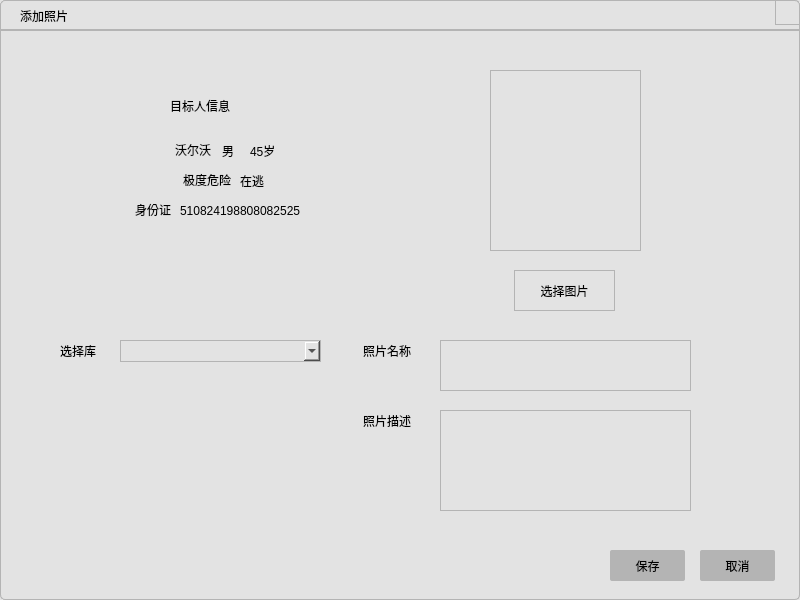
The window that UIModule/addtargetpersonimage.ui (zhangjianscc/ZMClient) describes before a commit, drawn with Qt 5.
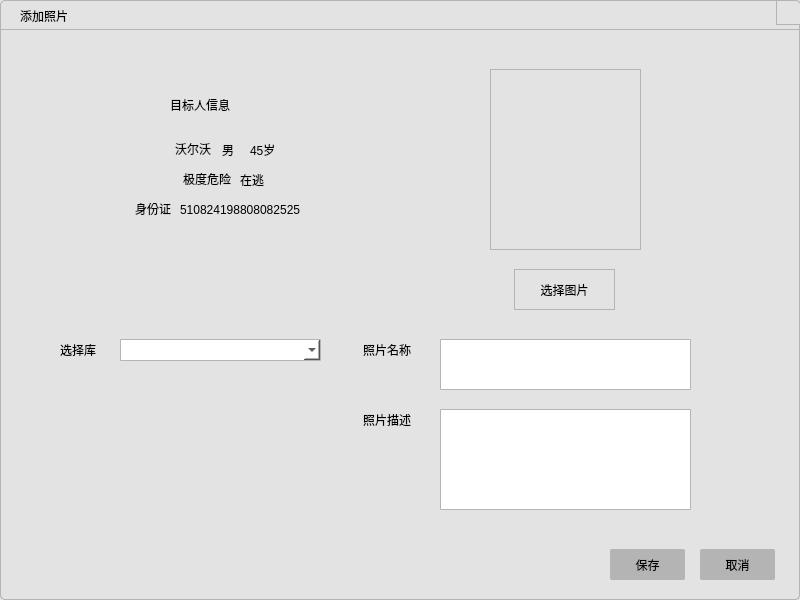
The same window after the commit.

```diff
--- a/UIModule/addtargetpersonimage.ui
+++ b/UIModule/addtargetpersonimage.ui
@@ -18,24 +18,15 @@
 border:1px solid rgb(180,180,180);
 border-radius:5px</string>
   </property>
-  <layout class="QVBoxLayout" name="verticalLayout">
-   <property name="spacing">
-    <number>0</number>
-   </property>
-   <property name="leftMargin">
-    <number>0</number>
-   </property>
-   <property name="topMargin">
-    <number>0</number>
-   </property>
-   <property name="rightMargin">
-    <number>0</number>
-   </property>
-   <property name="bottomMargin">
-    <number>0</number>
-   </property>
-   <item>
     <widget class="QWidget" name="widget" native="true">
+   <property name="geometry">
+    <rect>
+     <x>0</x>
+     <y>0</y>
+     <width>800</width>
+     <height>30</height>
+    </rect>
+   </property>
      <property name="minimumSize">
       <size>
        <width>0</width>
@@ -80,7 +71,7 @@
      <widget class="QPushButton" name="m_btnClose">
       <property name="geometry">
        <rect>
-        <x>775</x>
+      <x>776</x>
         <y>0</y>
         <width>25</width>
         <height>25</height>
@@ -109,9 +100,15 @@
       </property>
      </widget>
     </widget>
-   </item>
-   <item>
     <widget class="QWidget" name="widget_2" native="true">
+   <property name="geometry">
+    <rect>
+     <x>0</x>
+     <y>29</y>
+     <width>800</width>
+     <height>571</height>
+    </rect>
+   </property>
      <property name="styleSheet">
       <string notr="true">border-top-left-radius:0px;
 border-top-right-radius:0px;
@@ -177,9 +174,9 @@
      <widget class="QLabel" name="m_labelName">
       <property name="geometry">
        <rect>
-        <x>140</x>
+      <x>100</x>
         <y>110</y>
-        <width>71</width>
+      <width>111</width>
         <height>20</height>
        </rect>
       </property>
@@ -234,9 +231,9 @@
      <widget class="QLabel" name="m_labelDangers">
       <property name="geometry">
        <rect>
-        <x>150</x>
+      <x>120</x>
         <y>140</y>
-        <width>81</width>
+      <width>111</width>
         <height>20</height>
        </rect>
       </property>
@@ -256,7 +253,7 @@
        <rect>
         <x>240</x>
         <y>140</y>
-        <width>71</width>
+      <width>131</width>
         <height>21</height>
        </rect>
       </property>
@@ -271,9 +268,9 @@
      <widget class="QLabel" name="m_labelIdentityType">
       <property name="geometry">
        <rect>
-        <x>100</x>
+      <x>80</x>
         <y>170</y>
-        <width>71</width>
+      <width>91</width>
         <height>20</height>
        </rect>
       </property>
@@ -368,7 +365,8 @@
        </rect>
       </property>
       <property name="styleSheet">
-       <string notr="true">border-radius:0px</string>
+     <string notr="true">border-radius:1px;
+background-color: rgb(255, 255, 255);</string>
       </property>
       <property name="alignment">
        <set>Qt::AlignLeading|Qt::AlignLeft|Qt::AlignTop</set>
@@ -401,7 +399,8 @@
        </rect>
       </property>
       <property name="styleSheet">
-       <string notr="true">border-radius:0px</string>
+     <string notr="true">border-radius:1px;
+background-color: rgb(255, 255, 255);</string>
       </property>
       <property name="alignment">
        <set>Qt::AlignLeading|Qt::AlignLeft|Qt::AlignTop</set>
@@ -412,7 +411,7 @@
        <rect>
         <x>180</x>
         <y>170</y>
-        <width>181</width>
+      <width>211</width>
         <height>21</height>
        </rect>
       </property>
@@ -434,12 +433,11 @@
        </rect>
       </property>
       <property name="styleSheet">
-       <string notr="true">border-radius:0px</string>
+     <string notr="true">border-radius:1px;
+background-color: rgb(255, 255, 255);</string>
       </property>
      </widget>
     </widget>
-   </item>
-  </layout>
  </widget>
  <resources/>
  <connections/>
```
Lines whose indentation alone changed are shown as unchanged.
